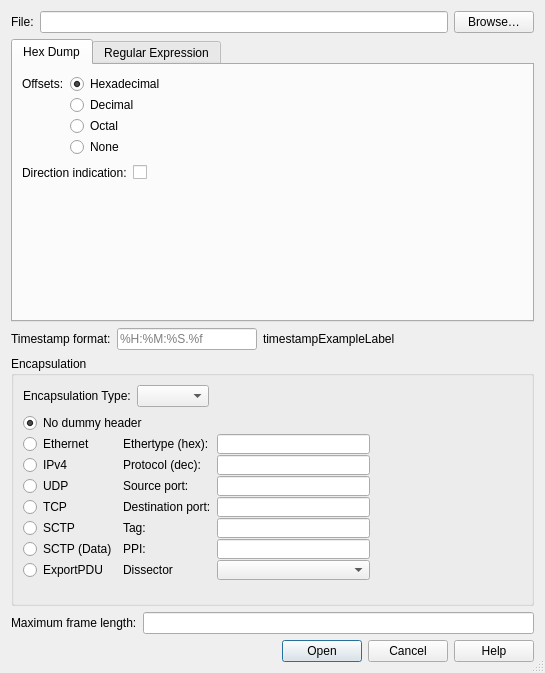
Above: include/wireshark/ui/qt/import_text_dialog.ui from randolphcyg/gowireshark before the change. Below: the same form after it.
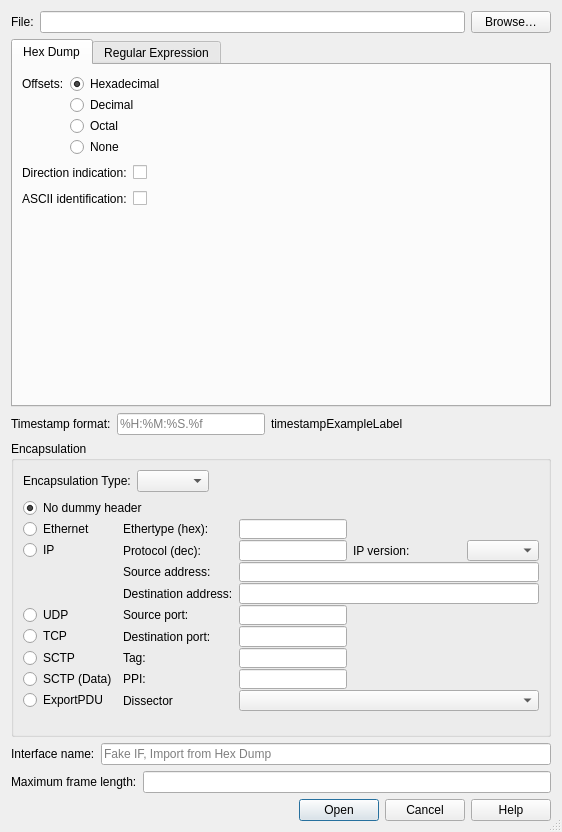
That is the form after the change. Custom widgets are drawn as their Qt base class.

What changed in the file:
```diff
--- a/include/wireshark/ui/qt/import_text_dialog.ui
+++ b/include/wireshark/ui/qt/import_text_dialog.ui
@@ -6,8 +6,8 @@
    <rect>
     <x>0</x>
     <y>0</y>
-    <width>545</width>
-    <height>673</height>
+    <width>562</width>
+    <height>832</height>
    </rect>
   </property>
   <property name="maximumSize">
@@ -194,6 +194,40 @@
            </item>
           </layout>
          </item>
+         <item>
+          <layout class="QHBoxLayout" name="asciiLayout" stretch="0,0,0">
+           <item>
+            <widget class="QLabel" name="asciiIdentificationLabel">
+             <property name="toolTip">
+              <string>&lt;html&gt;&lt;head/&gt;&lt;body&gt;&lt;p&gt;Whether to do extra processing detecting the start of the ASCII representation at the end of a hex+ASCII line even if it looks like hex bytes.&lt;/p&gt;&lt;p&gt;Do not enable if the hex dump does not contain ASCII.&lt;/p&gt;&lt;/body&gt;&lt;/html&gt;</string>
+             </property>
+             <property name="text">
+              <string>ASCII identification:</string>
+             </property>
+            </widget>
+           </item>
+           <item>
+            <widget class="QCheckBox" name="asciiIdentificationCheckBox">
+             <property name="toolTip">
+              <string>&lt;html&gt;&lt;head/&gt;&lt;body&gt;&lt;p&gt;Whether to do extra processing detecting the start of the ASCII representation at the end of a hex+ASCII line even if it looks like hex bytes.&lt;/p&gt;&lt;p&gt;Do not enable if the hex dump does not contain ASCII.&lt;/p&gt;&lt;/body&gt;&lt;/html&gt;</string>
+             </property>
+            </widget>
+           </item>
+           <item>
+            <spacer name="asciiSpacer">
+             <property name="orientation">
+              <enum>Qt::Horizontal</enum>
+             </property>
+             <property name="sizeHint" stdset="0">
+              <size>
+               <width>40</width>
+               <height>20</height>
+              </size>
+             </property>
+            </spacer>
+           </item>
+          </layout>
+         </item>
          <item>
           <spacer name="verticalSpacer">
            <property name="orientation">
@@ -412,7 +446,7 @@
      <item>
       <widget class="QLineEdit" name="timestampFormatLineEdit">
        <property name="toolTip">
-        <string>&lt;html&gt;&lt;head/&gt;&lt;body&gt;&lt;p&gt;The format in which to parse timestamps in the text file (e.g. %H:%M:%S.%f).&lt;/p&gt;&lt;p&gt;Format specifiers are based on strptime(3) with the addition of %f for second fractions. The percision of %f is determined from it's length.&lt;/p&gt;&lt;/body&gt;&lt;/html&gt;</string>
+        <string>&lt;html&gt;&lt;head/&gt;&lt;body&gt;&lt;p&gt;The format in which to parse timestamps in the text file (e.g. %H:%M:%S.%f).&lt;/p&gt;&lt;p&gt;Format specifiers are based on strptime(3) with the addition of %f for second fractions. The precision of %f is determined from its length.&lt;/p&gt;&lt;/body&gt;&lt;/html&gt;</string>
        </property>
        <property name="placeholderText">
         <string>%H:%M:%S.%f</string>
@@ -489,29 +523,31 @@
         <property name="verticalSpacing">
          <number>1</number>
         </property>
-        <item row="7" column="0">
-         <widget class="QRadioButton" name="exportPduButton">
-          <property name="text">
-           <string>ExportPDU</string>
-          </property>
-         </widget>
-        </item>
-        <item row="3" column="0">
-         <widget class="QRadioButton" name="udpButton">
+        <item row="0" column="0" colspan="3">
+         <widget class="QRadioButton" name="noDummyButton">
           <property name="toolTip">
-           <string>Prefix each frame with an Ethernet, IPv4 and UDP header</string>
+           <string>Leave frames unchanged</string>
           </property>
           <property name="text">
-           <string>UDP</string>
+           <string>No dummy header</string>
+          </property>
+          <property name="checked">
+           <bool>true</bool>
           </property>
          </widget>
         </item>
-        <item row="2" column="1">
-         <widget class="QLabel" name="protocolLabel">
-          <property name="text">
-           <string>Protocol (dec):</string>
+        <item row="0" column="3" rowspan="8">
+         <spacer name="horizontalSpacer_4">
+          <property name="orientation">
+           <enum>Qt::Horizontal</enum>
           </property>
-         </widget>
+          <property name="sizeHint" stdset="0">
+           <size>
+            <width>40</width>
+            <height>20</height>
+           </size>
+          </property>
+         </spacer>
         </item>
         <item row="1" column="0">
          <widget class="QRadioButton" name="ethernetButton">
@@ -523,63 +559,60 @@
           </property>
          </widget>
         </item>
-        <item row="0" column="3" rowspan="8">
-         <spacer name="horizontalSpacer_4">
-          <property name="orientation">
-           <enum>Qt::Horizontal</enum>
-          </property>
-          <property name="sizeHint" stdset="0">
-           <size>
-            <width>40</width>
-            <height>20</height>
-           </size>
-          </property>
-         </spacer>
-        </item>
         <item row="2" column="0">
          <widget class="QRadioButton" name="ipv4Button">
           <property name="toolTip">
-           <string>Prefix each frame with an Ethernet and IPv4 header</string>
+           <string>Prefix each frame with an Ethernet and IP header</string>
           </property>
           <property name="text">
-           <string>IPv4</string>
+           <string>IP</string>
+          </property>
+         </widget>
+        </item>
+        <item row="5" column="0">
+         <widget class="QRadioButton" name="udpButton">
+          <property name="toolTip">
+           <string>Prefix each frame with an Ethernet, IP and UDP header</string>
+          </property>
+          <property name="text">
+           <string>UDP</string>
           </property>
          </widget>
         </item>
         <item row="6" column="0">
+         <widget class="QRadioButton" name="tcpButton">
+          <property name="toolTip">
+           <string>Prefix each frame with an Ethernet, IP and TCP header</string>
+          </property>
+          <property name="text">
+           <string>TCP</string>
+          </property>
+         </widget>
+        </item>
+        <item row="7" column="0">
+         <widget class="QRadioButton" name="sctpButton">
+          <property name="toolTip">
+           <string>Prefix each frame with an Ethernet, IP and SCTP header</string>
+          </property>
+          <property name="text">
+           <string>SCTP</string>
+          </property>
+         </widget>
+        </item>
+        <item row="8" column="0">
          <widget class="QRadioButton" name="sctpDataButton">
           <property name="toolTip">
-           <string>Prefix each frame with an Ethernet, IPv4 and SCTP (DATA) header</string>
+           <string>Prefix each frame with an Ethernet, IP and SCTP (DATA) header</string>
           </property>
           <property name="text">
            <string>SCTP (Data)</string>
           </property>
          </widget>
         </item>
-        <item row="6" column="1">
-         <widget class="QLabel" name="ppiLabel">
+        <item row="9" column="0">
+         <widget class="QRadioButton" name="exportPduButton">
           <property name="text">
-           <string>PPI:</string>
-          </property>
-         </widget>
-        </item>
-        <item row="0" column="0" colspan="3">
-         <widget class="QRadioButton" name="noDummyButton">
-          <property name="toolTip">
-           <string>Leave frames unchanged</string>
-          </property>
-          <property name="text">
-           <string>No dummy header</string>
-          </property>
-          <property name="checked">
-           <bool>true</bool>
-          </property>
-         </widget>
-        </item>
-        <item row="3" column="1">
-         <widget class="QLabel" name="sourcePortLabel">
-          <property name="text">
-           <string>Source port:</string>
+           <string>ExportPDU</string>
           </property>
          </widget>
         </item>
@@ -590,47 +623,62 @@
           </property>
          </widget>
         </item>
+        <item row="2" column="1">
+         <widget class="QLabel" name="protocolLabel">
+          <property name="text">
+           <string>Protocol (dec):</string>
+          </property>
+         </widget>
+        </item>
+        <item row="3" column="1">
+         <widget class="QLabel" name="sourceAddressLabel">
+          <property name="text">
+           <string>Source address:</string>
+          </property>
+         </widget>
+        </item>
         <item row="4" column="1">
+         <widget class="QLabel" name="destinationAddressLabel">
+          <property name="text">
+           <string>Destination address:</string>
+          </property>
+         </widget>
+        </item>
+        <item row="5" column="1">
+         <widget class="QLabel" name="sourcePortLabel">
+          <property name="text">
+           <string>Source port:</string>
+          </property>
+         </widget>
+        </item>
+        <item row="6" column="1">
          <widget class="QLabel" name="destinationPortLabel">
           <property name="text">
            <string>Destination port:</string>
           </property>
          </widget>
         </item>
-        <item row="4" column="0">
-         <widget class="QRadioButton" name="tcpButton">
-          <property name="toolTip">
-           <string>Prefix each frame with an Ethernet, IPv4 and TCP header</string>
-          </property>
-          <property name="text">
-           <string>TCP</string>
-          </property>
-         </widget>
-        </item>
-        <item row="5" column="0">
-         <widget class="QRadioButton" name="sctpButton">
-          <property name="toolTip">
-           <string>Prefix each frame with an Ethernet, IPv4 and SCTP header</string>
-          </property>
-          <property name="text">
-           <string>SCTP</string>
-          </property>
-         </widget>
-        </item>
         <item row="7" column="1">
-         <widget class="QLabel" name="payloadLabel">
-          <property name="text">
-           <string>Dissector</string>
-          </property>
-         </widget>
-        </item>
-        <item row="5" column="1">
          <widget class="QLabel" name="tagLabel">
           <property name="text">
            <string>Tag:</string>
           </property>
          </widget>
         </item>
+        <item row="8" column="1">
+         <widget class="QLabel" name="ppiLabel">
+          <property name="text">
+           <string>PPI:</string>
+          </property>
+         </widget>
+        </item>
+        <item row="9" column="1">
+         <widget class="QLabel" name="payloadLabel">
+          <property name="text">
+           <string>Dissector</string>
+          </property>
+         </widget>
+        </item>
         <item row="1" column="2">
          <widget class="SyntaxLineEdit" name="ethertypeLineEdit">
           <property name="toolTip">
@@ -644,54 +692,103 @@
         <item row="2" column="2">
          <widget class="SyntaxLineEdit" name="protocolLineEdit">
           <property name="toolTip">
-           <string>The IPv4 protocol ID for each frame</string>
+           <string>The IP protocol ID for each frame</string>
           </property>
          </widget>
         </item>
-        <item row="3" column="2">
+        <item row="3" column="2" colspan="3">
+         <widget class="SyntaxLineEdit" name="sourceAddressLineEdit">
+          <property name="toolTip">
+           <string>The IP source address for each frame</string>
+          </property>
+         </widget>
+        </item>
+        <item row="4" column="2" colspan="3">
+         <widget class="SyntaxLineEdit" name="destinationAddressLineEdit">
+          <property name="toolTip">
+           <string>The IP destination address for each frame</string>
+          </property>
+         </widget>
+        </item>
+        <item row="5" column="2">
          <widget class="SyntaxLineEdit" name="sourcePortLineEdit">
           <property name="toolTip">
            <string>The UDP, TCP or SCTP source port for each frame</string>
           </property>
          </widget>
         </item>
-        <item row="4" column="2">
+        <item row="6" column="2">
          <widget class="SyntaxLineEdit" name="destinationPortLineEdit">
           <property name="toolTip">
            <string>The UDP, TCP or SCTP destination port for each frame</string>
           </property>
          </widget>
         </item>
-        <item row="5" column="2">
+        <item row="7" column="2">
          <widget class="SyntaxLineEdit" name="tagLineEdit">
           <property name="toolTip">
            <string>The SCTP verification tag for each frame</string>
           </property>
          </widget>
         </item>
-        <item row="6" column="2">
+        <item row="8" column="2">
          <widget class="SyntaxLineEdit" name="ppiLineEdit">
           <property name="toolTip">
            <string>The SCTP DATA payload protocol identifier for each frame</string>
           </property>
          </widget>
         </item>
-        <item row="7" column="2">
+        <item row="9" column="2" colspan="3">
          <widget class="QComboBox" name="dissectorComboBox">
           <property name="toolTip">
            <string>The dissector to use for each frame</string>
           </property>
          </widget>
         </item>
+        <item row="2" column="3">
+         <widget class="QLabel" name="ipVersionLabel">
+          <property name="text">
+           <string>IP version:</string>
+          </property>
+         </widget>
+        </item>
+        <item row="2" column="4">
+         <widget class="QComboBox" name="ipVersionComboBox">
+          <property name="toolTip">
+           <string>The IP Version to use for the dummy IP header</string>
+          </property>
+         </widget>
+        </item>
        </layout>
       </item>
      </layout>
     </widget>
    </item>
    <item>
-    <layout class="QHBoxLayout" name="horizontalLayout_4">
+    <layout class="QHBoxLayout" name="interfaceLayout">
      <item>
-      <widget class="QLabel" name="label_11">
+      <widget class="QLabel" name="interfaceLabel">
+       <property name="text">
+        <string>Interface name:</string>
+       </property>
+      </widget>
+     </item>
+     <item>
+      <widget class="QLineEdit" name="interfaceLineEdit">
+       <property name="toolTip">
+        <string>The name of the interface to write to the import capture file</string>
+       </property>
+       <property name="placeholderText">
+        <string>Fake IF, Import from Hex Dump</string>
+       </property>
+      </widget>
+     </item>
+    </layout>
+   </item>
+   <item>
+    <layout class="QHBoxLayout" name="maxLengthLayout">
+     <item>
+      <widget class="QLabel" name="maxLengthLabel">
        <property name="text">
         <string>Maximum frame length:</string>
        </property>
```
